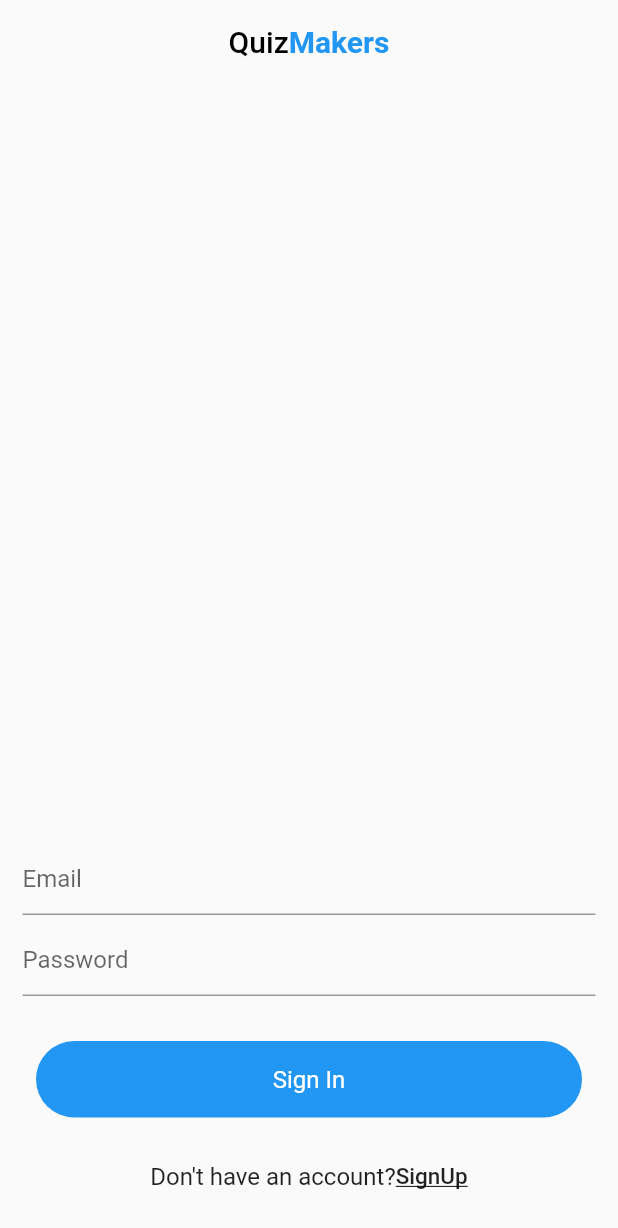
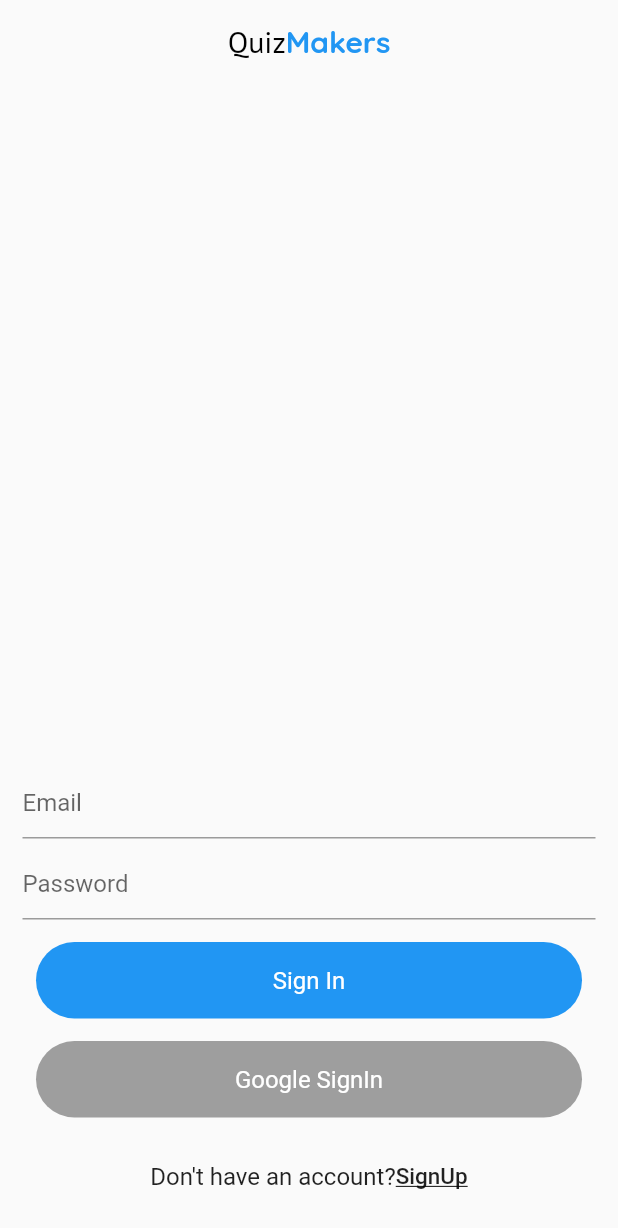
Before and after one commit to ArslanAsghar123/QuizMaker, a Flutter app: the SignIn screen opened directly, on a phone screen of 412 x 824 dp. Shown: the top 1228 px of the screen. Run offline on Flutter 3.47's test engine with Material 2 defaults, Android fonts, the phone set to English and light mode, and no system bars; our stand-ins replace cloud_firestore, firebase_auth, firebase_core, random_string, shared_preferences, splashscreen; accounts and stored records are empty.

Commit message:
update 3

```diff
--- a/lib/Widget/Widgets.dart
+++ b/lib/Widget/Widgets.dart
@@ -10,11 +10,11 @@ Widget appBar(BuildContext context) {
           TextSpan(
               text: 'Quiz',
               style:
-                  TextStyle(fontWeight: FontWeight.w500, color: Colors.black)),
+                  TextStyle(fontWeight: FontWeight.w500, color: Colors.black,fontFamily: 'PTSans')),
           TextSpan(
               text: 'Makers',
               style:
-                  TextStyle(fontWeight: FontWeight.w600, color: Colors.blue)),
+                  TextStyle(fontWeight: FontWeight.w800, color: Colors.blue,fontFamily: 'Quicksand')),
         ],
       ),
     ),
--- a/lib/view/signin.dart
+++ b/lib/view/signin.dart
@@ -6,6 +6,7 @@ import 'package:quiz_maker/view/home.dart';
 import 'package:quiz_maker/view/quiz.dart';
 import 'file:///E:/Projects/quiz_maker/lib/Widget/Widgets.dart';
 import 'package:quiz_maker/view/signup.dart';
+import 'package:quiz_maker/view/splash_screen.dart';
 
 class SignIn extends StatefulWidget {
   @override
@@ -32,7 +33,7 @@ class _SignInState extends State<SignIn> {
             .signInWithEmailAndPassword(email: email, password: password);
         HelperClass.saveUserLoggedInDetails(isLoggedin: true);
         Navigator.pushReplacement(
-            context, MaterialPageRoute(builder: (context) => Home()));
+            context, MaterialPageRoute(builder: (context) => SplashScreen1()));
 
         setState(() {
           _isLoading = false;
@@ -57,13 +58,20 @@ class _SignInState extends State<SignIn> {
       ),
       body: _isLoading
           ? Container(
+
               child: Center(
                 child: CircularProgressIndicator(),
               ),
             )
-          : Form(
+          : GestureDetector(
+              onTap: () => FocusScope.of(context).requestFocus(new FocusNode()),
+              child: Stack(
+
+                children: [
+                  Form(
                     key: _formKey,
                     child: Container(
+
                       margin: EdgeInsets.symmetric(horizontal: 15.0),
                       child: Column(
                         children: [
@@ -95,7 +103,7 @@ class _SignInState extends State<SignIn> {
                             },
                           ),
                           SizedBox(
-                      height: 30.0,
+                            height: 15.0,
                           ),
                           GestureDetector(
                             onTap: () {
@@ -110,8 +118,25 @@ class _SignInState extends State<SignIn> {
                               alignment: Alignment.center,
                               child: Text(
                                 'Sign In',
-                          style: TextStyle(fontSize: 16.0, color: Colors.white),
+                                style: TextStyle(
+                                    fontSize: 16.0, color: Colors.white),
                               ),
+                            ),
+                          ),
+                          SizedBox(
+                            height: 15.0,
+                          ),
+                          Container(
+                            padding: EdgeInsets.symmetric(vertical: 16.0),
+                            decoration: BoxDecoration(
+                                color: Colors.grey,
+                                borderRadius: BorderRadius.circular(30)),
+                            width: MediaQuery.of(context).size.width - 48,
+                            alignment: Alignment.center,
+                            child: Text(
+                              'Google SignIn',
+                              style: TextStyle(
+                                  fontSize: 16.0, color: Colors.white),
                             ),
                           ),
                           SizedBox(
@@ -149,6 +174,9 @@ class _SignInState extends State<SignIn> {
                       ),
                     ),
                   ),
+                ],
+              ),
+            ),
     );
   }
 }
--- a/lib/view/splash_screen.dart
+++ b/lib/view/splash_screen.dart
@@ -16,7 +16,7 @@ class _SplashScreen1State extends State<SplashScreen1> {
         'Welcome In SplashScreen',
         style:  TextStyle(fontWeight: FontWeight.bold, fontSize: 20.0),
       ),
-      seconds: 3,
+      seconds: 5,
       navigateAfterSeconds: Home(),
       image: Image.asset(
           'assets/loading.gif'),
```
Also changed, not shown: lib/view/home.dart (+10 -0 lines), lib/view/quiz_play.dart (+126 -106 lines), pubspec.yaml (+9 -5 lines), fonts/PTSans-Regular.ttf (added), fonts/Quicksand-VariableFont_wght.ttf (added), pubspec.lock. Lines whose indentation alone changed are shown as unchanged.
